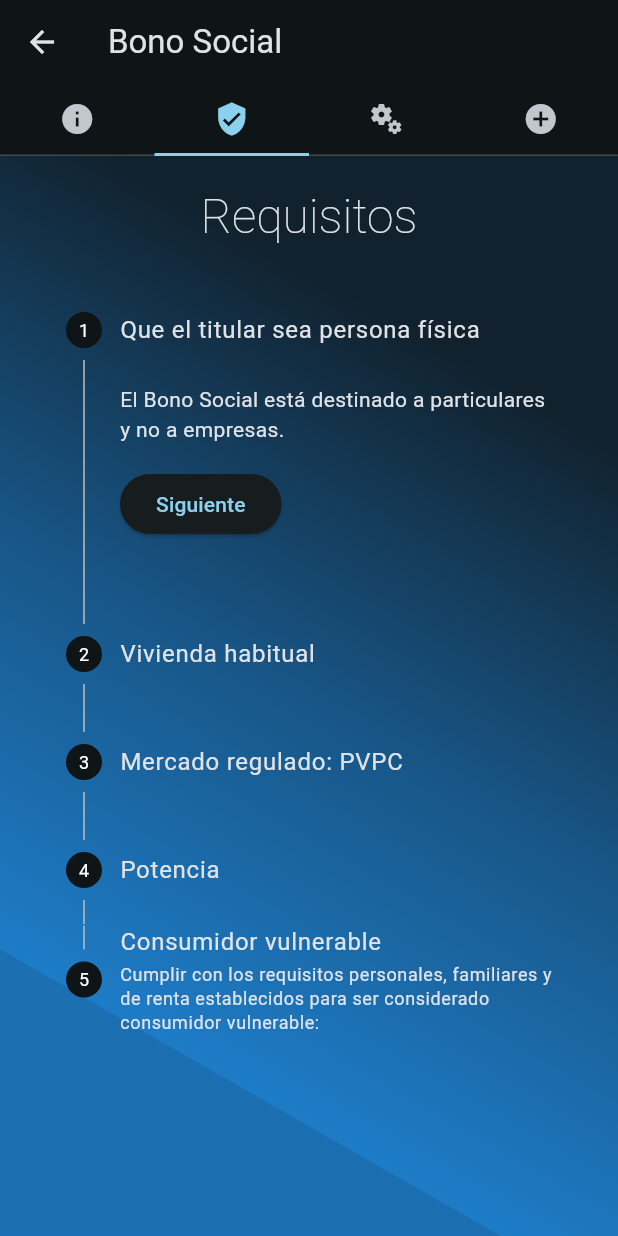
After one commit to Webierta/tarifa_luz, a Flutter app: the BonoSocial screen opened directly, tab 2 chosen, on a phone screen of 412 x 824 dp. The commit adds this screen. Run offline on Flutter 3.47's test engine with Material 2 defaults, Android fonts, the phone set to English and light mode, and no system bars; our stand-ins replace fl_chart, hive, hive_flutter, shared_preferences; accounts and stored records are empty; network calls fail.

Commit message:
add bono social screen

```diff
--- /dev/null
+++ b/lib/screens/bono_social.dart
@@ -0,0 +1,341 @@
+import 'package:flutter/material.dart';
+import 'package:url_launcher/url_launcher.dart';
+
+import 'package:tarifa_luz/theme/style_app.dart';
+
+class BonoSocial extends StatelessWidget {
+  const BonoSocial({super.key});
+
+  Future<void> launchURL(
+      {required BuildContext context, required String url}) async {
+    if (!await launchUrl(Uri.parse(url),
+        mode: LaunchMode.externalApplication)) {
+      if (!context.mounted) return;
+      ScaffoldMessenger.of(context).showSnackBar(SnackBar(
+        content: Text('Could not launch $url'),
+      ));
+    }
+  }
+
+  @override
+  Widget build(BuildContext context) {
+    TextStyle headlineLarge = Theme.of(context)
+        .textTheme
+        .headlineLarge!
+        .copyWith(fontWeight: FontWeight.w100);
+    return DefaultTabController(
+      initialIndex: 0,
+      length: 4,
+      child: Scaffold(
+        appBar: AppBar(
+          title: const Text('Bono Social'),
+          bottom: const TabBar(
+            indicatorSize: TabBarIndicatorSize.tab,
+            tabs: <Widget>[
+              Tab(icon: Icon(Icons.info)),
+              Tab(icon: Icon(Icons.verified_user)),
+              Tab(icon: Icon(Icons.miscellaneous_services_outlined)),
+              Tab(icon: Icon(Icons.add_circle)),
+            ],
+          ),
+        ),
+        body: SafeArea(
+          child: Container(
+            decoration: StyleApp.mainDecoration,
+            padding: const EdgeInsets.all(20),
+            child: TabBarView(
+              //physics: const NeverScrollableScrollPhysics(),
+              children: <Widget>[
+                SingleChildScrollView(
+                  child: Column(
+                    children: [
+                      Text(
+                        '¿Qué es?',
+                        style: headlineLarge,
+                      ),
+                      const SizedBox(height: 20),
+                      const Text(
+                        'El Bono Social es un mecanismo de descuento en la factura eléctrica '
+                        'fijado por el Gobierno (Real Decreto 897/2017 de 6 de octubre), '
+                        'con el fin de proteger a determinados colectivos '
+                        'de consumidores económica o socialmente más vulnerables.',
+                      ),
+                      const SizedBox(height: 20),
+                      const Text(
+                        'El descuento del Bono Social se aplica sobre el PVPC (precio voluntario '
+                        'para el pequeño consumidor). El descuento se aplica sobre los términos '
+                        'de energía y de potencia del PVPC. En el término de energía, existe un '
+                        'límite máximo anual de energía con derecho a descuento.',
+                      ),
+                      const SizedBox(height: 20),
+                      const Text(
+                        'El descuento aplicable al consumidor vulnerable será del 25% sobre el '
+                        'PVPC. En el caso de reunir las condiciones de consumidor vulnerable '
+                        'severo, el descuento será del 40%.',
+                      ),
+                    ],
+                  ),
+                ),
+                SingleChildScrollView(
+                  child: Column(
+                    children: [
+                      Text(
+                        'Requisitos',
+                        style: headlineLarge,
+                      ),
+                      const SizedBox(height: 20),
+                      const StepperBonoSocial(),
+                    ],
+                  ),
+                ),
+                SingleChildScrollView(
+                  child: Column(
+                    crossAxisAlignment: CrossAxisAlignment.start,
+                    children: [
+                      Center(
+                        child: Text(
+                          'Cómo solicitarlo',
+                          style: headlineLarge,
+                        ),
+                      ),
+                      const SizedBox(height: 20),
+                      const Text('Enlaces externos:'),
+                      const SizedBox(height: 20),
+                      TextButton.icon(
+                        onPressed: () {
+                          launchURL(
+                            context: context,
+                            url:
+                                'https://www.cnmc.es/bono-social#dirigir-solicitud',
+                          );
+                        },
+                        icon: const Icon(Icons.contact_support),
+                        label: const Text(
+                          'A través de un comercializador de referencia',
+                        ),
+                      ),
+                      const SizedBox(height: 20),
+                      TextButton.icon(
+                        onPressed: () {
+                          launchURL(
+                            context: context,
+                            url:
+                                'https://www.cnmc.es/bono-social#que-documentacion',
+                          );
+                        },
+                        icon: const Icon(Icons.description),
+                        label: const Text('Documentación'),
+                      ),
+                      const SizedBox(height: 20),
+                      const Text(
+                        'El comercializador dispone de 10 días hábiles, desde la '
+                        'recepción de solicitud del bono social junto con la documentación '
+                        'completa, para comunicar al solicitante el resultado de las '
+                        'comprobaciones efectuadas. Además, en caso de denegación, el '
+                        'comercializador debe indicar los motivos de la misma.',
+                      ),
+                      const SizedBox(height: 20),
+                      const Text(
+                        'El bono social se devengará a partir del primer día del ciclo de '
+                        'facturación en el que tenga lugar la recepción de la solicitud '
+                        'completa y se aplicará en la primera factura recibida tras la solicitud, '
+                        'siempre y cuando haya sido emitida al menos a los 15 días hábiles de la '
+                        'recepción de dicha solicitud. En caso contrario, la aplicación empezará '
+                        'en la factura inmediatamente posterior.',
+                      ),
+                      const SizedBox(height: 20),
+                      const Text(
+                        'El bono social solicitado se aplicará durante el plazo de dos '
+                        'años, siempre que con anterioridad no se produzca la pérdida de alguna de '
+                        'las condiciones que dan derechos a su percepción.',
+                      ),
+                      const SizedBox(height: 20),
+                      const Text(
+                        'En términos generales, si se siguen cumpliendo los requisitos '
+                        'que dieron derecho a la percepción del bono social, su renovación es '
+                        'automática cada dos años de forma indefinida (excepto en el caso de '
+                        'familias numerosas).',
+                      ),
+                    ],
+                  ),
+                ),
+                SingleChildScrollView(
+                  child: Column(
+                    crossAxisAlignment: CrossAxisAlignment.start,
+                    children: [
+                      Center(
+                        child: Text(
+                          'Enlaces de interés',
+                          style: headlineLarge,
+                        ),
+                      ),
+                      const SizedBox(height: 20),
+                      TextButton(
+                        onPressed: () {
+                          launchURL(
+                            context: context,
+                            url: 'https://www.bonosocial.gob.es/',
+                          );
+                        },
+                        child:
+                            const Text('Bono social eléctrico. Página oficial'),
+                      ),
+                      const SizedBox(height: 10),
+                      TextButton(
+                        onPressed: () {
+                          launchURL(
+                            context: context,
+                            url: 'https://civio.es/bono-social/',
+                          );
+                        },
+                        child: const Text('Fundación Civio'),
+                      ),
+                      const SizedBox(height: 10),
+                      TextButton(
+                        onPressed: () {
+                          launchURL(
+                            context: context,
+                            url: 'https://www.cnmc.es/bono-social',
+                          );
+                        },
+                        child: const Text(
+                            'Comisión Nacional de los Mercados y la Competencia'),
+                      ),
+                      const SizedBox(height: 10),
+                      TextButton(
+                        onPressed: () {
+                          launchURL(
+                            context: context,
+                            url:
+                                'https://www.boe.es/eli/es/rd/2017/10/06/897/con',
+                          );
+                        },
+                        child:
+                            const Text('Real Decreto 897/2017 de 6 de octubre'),
+                      ),
+                    ],
+                  ),
+                ),
+              ],
+            ),
+          ),
+        ),
+      ),
+    );
+  }
+}
+
+class StepperBonoSocial extends StatefulWidget {
+  const StepperBonoSocial({super.key});
+
+  @override
+  State<StepperBonoSocial> createState() => _StepperBonoSocialState();
+}
+
+class _StepperBonoSocialState extends State<StepperBonoSocial> {
+  int _index = 0;
+
+  @override
+  Widget build(BuildContext context) {
+    return Stepper(
+      controlsBuilder: (BuildContext context, ControlsDetails controls) {
+        return Padding(
+          padding: const EdgeInsets.symmetric(vertical: 16.0),
+          child: Row(
+            children: <Widget>[
+              if (_index != 4)
+                ElevatedButton(
+                  onPressed: controls.onStepContinue,
+                  child: const Text('Siguiente'),
+                ),
+              if (_index == 4)
+                ElevatedButton(
+                  onPressed: controls.onStepContinue,
+                  child: const Text('Inicio'),
+                ),
+              if (_index != 0)
+                TextButton(
+                  onPressed: controls.onStepCancel,
+                  child: const Text(
+                    'Atrás',
+                    style: TextStyle(color: Colors.grey),
+                  ),
+                ),
+            ],
+          ),
+        );
+      },
+      currentStep: _index,
+      onStepCancel: () {
+        if (_index > 0) {
+          setState(() {
+            _index -= 1;
+          });
+        }
+      },
+      onStepContinue: () {
+        if (_index <= 3) {
+          setState(() {
+            _index += 1;
+          });
+        } else if (_index == 4) {
+          setState(() {
+            _index = 0;
+          });
+        }
+      },
+      onStepTapped: (int index) {
+        setState(() {
+          _index = index;
+        });
+      },
+      steps: <Step>[
+        Step(
+          title: const Text('Que el titular sea persona física'),
+          content: Container(
+            alignment: Alignment.centerLeft,
+            child: const Text(
+                'El Bono Social está destinado a particulares y no a empresas.'),
+          ),
+        ),
+        const Step(
+          title: Text('Vivienda habitual'),
+          content: Text(
+              'El Punto de Suministro para el que se solicita la aplicación del '
+              'Bono Social debe ser el de la vivienda habitual.'),
+        ),
+        const Step(
+          title: Text('Mercado regulado: PVPC'),
+          content: Text(
+              'Tener contratado la tarifa regulada del precio voluntario para el '
+              'pequeño consumidor (PVPC) a través de una comercializadora de referencia.'),
+        ),
+        const Step(
+          title: Text('Potencia'),
+          content: Text(
+              'La potencia contratada del punto de suministro debe ser igual o '
+              'inferior a 10 kW.'),
+        ),
+        const Step(
+          title: Text('Consumidor vulnerable'),
+          subtitle: Text(
+            'Cumplir con los requisitos personales, familiares y de renta establecidos '
+            'para ser considerado consumidor vulnerable:',
+          ),
+          content: Column(
+            crossAxisAlignment: CrossAxisAlignment.start,
+            children: [
+              Text('Bajo nivel de Renta.'),
+              Text('Familia Numerosa o monoparental.'),
+              Text('Pensionistas.'),
+              Text('Beneficiario del Ingreso Mínimo Vital.'),
+              Text('Discapacidad reconocida igual o superior al 33%.'),
+              Text('Víctima de terrorismo o de violencia de género.'),
+              Text('Dependencia reconocida de grado II o III.'),
+            ],
+          ),
+        ),
+      ],
+    );
+  }
+}
--- a/lib/widgets/app_drawer.dart
+++ b/lib/widgets/app_drawer.dart
@@ -1,6 +1,7 @@
 import 'package:flutter/material.dart';
 
 import 'package:tarifa_luz/screens/about_screen.dart';
+import 'package:tarifa_luz/screens/bono_social.dart';
 import 'package:tarifa_luz/screens/donate_screen.dart';
 import 'package:tarifa_luz/screens/home_screen.dart';
 import 'package:tarifa_luz/screens/iconografia_screen.dart';
@@ -181,8 +182,21 @@ class AppDrawer extends StatelessWidget {
                       Navigator.push(
                         context,
                         MaterialPageRoute(
-                          builder: (context) =>
-                              const DonateScreen(), // TestScreen(),
+                          builder: (context) => const DonateScreen(),
+                        ),
+                      );
+                    },
+                  ),
+                  const DividerDrawer(),
+                  ListTile(
+                    leading: const Icon(Icons.savings_outlined),
+                    title: const Text('Bono Social'),
+                    onTap: () {
+                      Navigator.of(context).pop();
+                      Navigator.push(
+                        context,
+                        MaterialPageRoute(
+                          builder: (context) => const BonoSocial(),
                         ),
                       );
                     },
```
